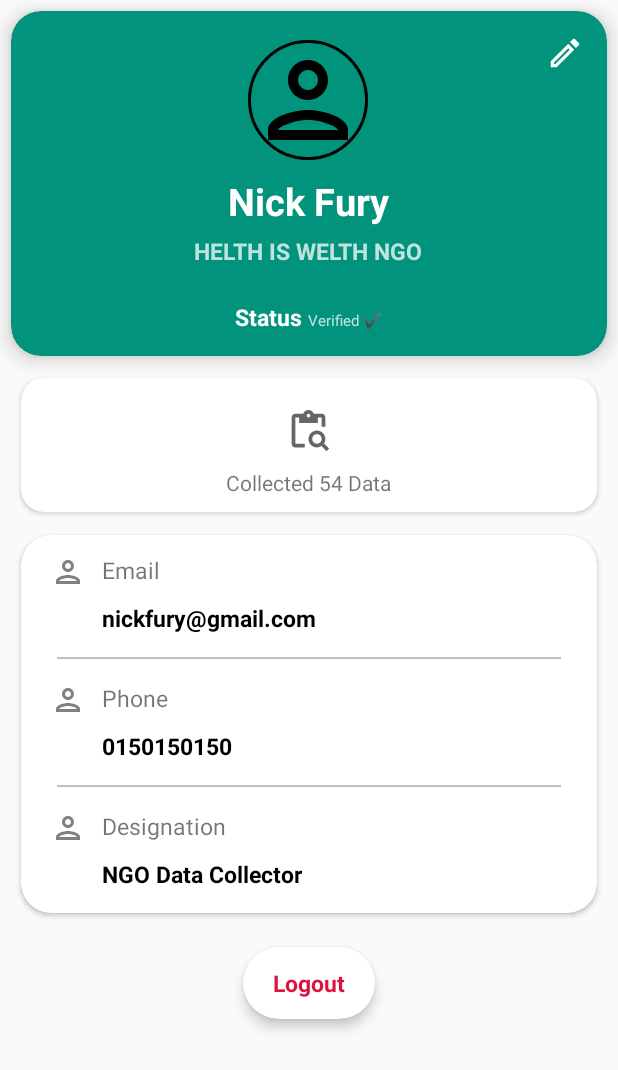
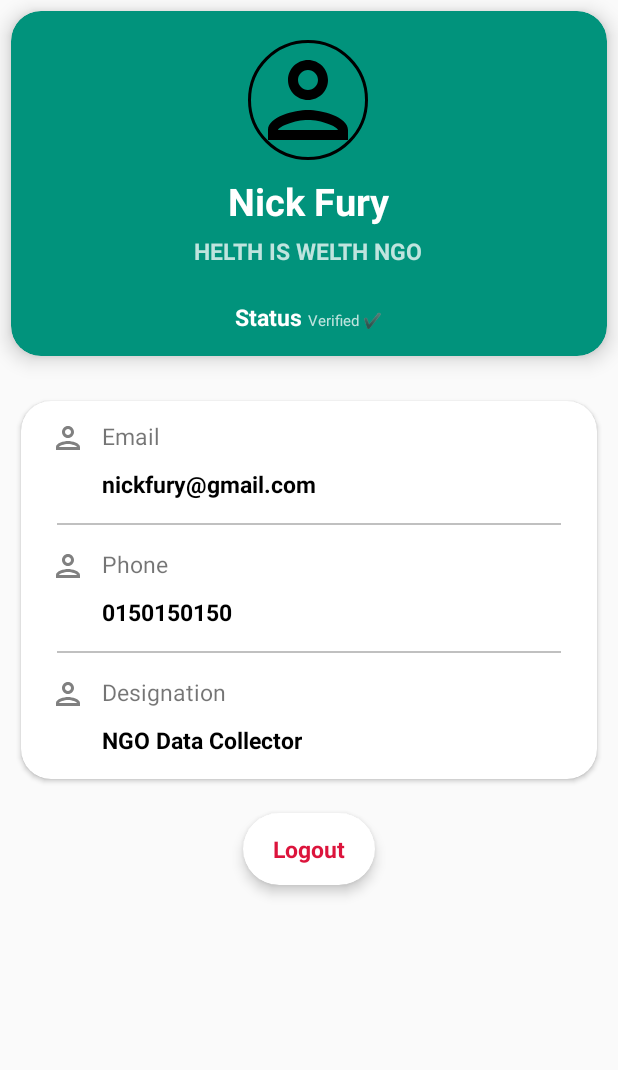
Before and after one commit to Software-Engineering-Semester-5-Project/Android-App, an Android app: the layout fragment_profile.xml on its own in the app's theme, with its tools: preview values and no code run, on a phone screen of 412 x 824 dp. Shown: the top 1070 px of the screen. Run offline under Robolectric (Android 15) with nearby library versions, the phone set to English and light mode, and no system bars.

Commit message:
Data Collector Portion Finished

```diff
--- a/app/src/main/java/com/example/seprojectsemester5/Dashboard.java
+++ b/app/src/main/java/com/example/seprojectsemester5/Dashboard.java
@@ -65,7 +65,6 @@ public class Dashboard extends AppCompatActivity {
             @Override
             public void onClickItem(MeowBottomNavigation.Model item) {
                 // display toast
-                Toast.makeText(getApplicationContext(), "You Clicked" + item.getId(), Toast.LENGTH_SHORT).show();
             }
         });
 
--- a/app/src/main/java/com/example/seprojectsemester5/QuestionAnswerPage.java
+++ b/app/src/main/java/com/example/seprojectsemester5/QuestionAnswerPage.java
@@ -93,7 +93,7 @@ public class QuestionAnswerPage extends AppCompatActivity {
                                 Boolean insert = DB.insertData(aadharNumber, Name, Age, Pin, Phone, Gender, finalSurvey, finalDisease);
                                 if(insert == true){
                                     Toast.makeText(getApplicationContext(), "Data Inserted", Toast.LENGTH_SHORT).show();
-                                    Intent intent = new Intent(QuestionAnswerPage.this, SyncedUnsycnedData.class);
+                                    Intent intent = new Intent(QuestionAnswerPage.this, Dashboard.class);
                                     QuestionAnswerPage.this.startActivity(intent);
                                 }
                                 else{
--- a/app/src/main/java/com/example/seprojectsemester5/SyncedUnsycnedData.java
+++ b/app/src/main/java/com/example/seprojectsemester5/SyncedUnsycnedData.java
@@ -115,7 +115,7 @@ public class SyncedUnsycnedData extends AppCompatActivity {
                 String token = sharedPreferences.getString("jwtToken","");
 
                 if(token.equals("")){
-
+                    Toast.makeText(getApplicationContext(), "Login Required", Toast.LENGTH_SHORT).show();
                 }
                 else{
                     if(active != null){
@@ -153,7 +153,6 @@ public class SyncedUnsycnedData extends AppCompatActivity {
                             params.put("disease", disease);
 
 
-                            Toast.makeText(getApplicationContext(), params.get("survey"), Toast.LENGTH_SHORT).show();
 
 
                             final RequestQueue requestQueue = Volley.newRequestQueue(getApplicationContext());
--- a/app/src/main/res/layout/fragment_profile.xml
+++ b/app/src/main/res/layout/fragment_profile.xml
@@ -34,13 +34,7 @@
                     android:layout_gravity="right"
                     android:orientation="horizontal">
 
-                    <ImageView
-                        android:layout_width="25dp"
-                        android:layout_height="25dp"
-                        android:layout_margin="15dp"
-                        android:src="@drawable/ic_edit_white_24dp">
 
-                    </ImageView>
                 </LinearLayout>
 
 
@@ -162,37 +156,7 @@
                 android:elevation="8dp"
                 >
 
-                <LinearLayout
-                    android:layout_gravity="center"
-                    android:gravity="center"
-                    android:layout_marginTop="10dp"
-                    android:layout_marginBottom="10dp"
-                    android:layout_width="match_parent"
-                    android:layout_height="wrap_content"
-                    android:orientation="horizontal">
-                    <LinearLayout
-                        android:gravity="center"
-                        android:layout_width="wrap_content"
-                        android:layout_height="wrap_content"
-                        android:orientation="vertical">
 
-
-                        <ImageView
-                            android:layout_width="30dp"
-                            android:layout_height="30dp"
-                            android:layout_margin="10dp"
-                            android:src="@drawable/ic_baseline_content_paste_search_24"
-                            >
-                        </ImageView>
-                        <TextView
-                            android:layout_width="wrap_content"
-                            android:layout_height="wrap_content"
-                            android:id="@+id/linkedin"
-                            android:text="Collected 54 Data">
-                        </TextView>
-                    </LinearLayout>
-
-                </LinearLayout>
             </androidx.cardview.widget.CardView>
             <androidx.cardview.widget.CardView
                 android:layout_width="wrap_content"
```
Also changed, not shown: app/src/main/java/com/example/seprojectsemester5/Register.java (+138 -0 lines), app/src/main/res/layout/activity_question_answer_page.xml (+1 -21 lines), app/src/main/res/layout/activity_register.xml (+8 -10 lines).
